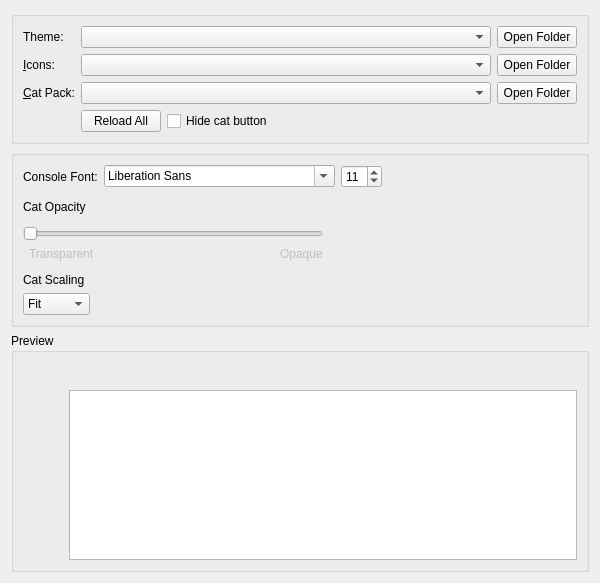
MatronixOwner/MatronixLauncher, file launcher/ui/widgets/AppearanceWidget.ui: the form before one commit.
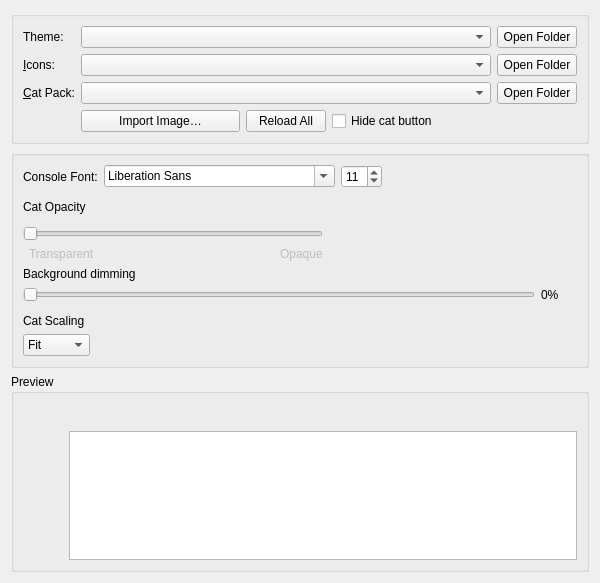
The form after the commit. Icons and pictures are not drawn.

What changed in the file:
```diff
--- a/launcher/ui/widgets/AppearanceWidget.ui
+++ b/launcher/ui/widgets/AppearanceWidget.ui
@@ -119,6 +119,16 @@
         </item>
         <item row="4" column="2">
          <layout class="QHBoxLayout" name="horizontalLayout_8">
+          <item>
+           <widget class="QPushButton" name="importCatButton">
+            <property name="toolTip">
+             <string>Copy an image into your personal cat packs.</string>
+            </property>
+            <property name="text">
+             <string>Import Image…</string>
+            </property>
+           </widget>
+          </item>
           <item>
            <widget class="QPushButton" name="reloadThemesButton">
             <property name="sizePolicy">
@@ -318,6 +328,40 @@
         </layout>
        </widget>
       </item>
+      <item>
+       <widget class="QLabel" name="catDarknessLabel">
+        <property name="text">
+         <string>Background dimming</string>
+        </property>
+       </widget>
+      </item>
+      <item>
+       <layout class="QHBoxLayout" name="catDarknessLayout">
+        <item>
+         <widget class="QSlider" name="catDarknessSlider">
+          <property name="maximum">
+           <number>80</number>
+          </property>
+          <property name="orientation">
+           <enum>Qt::Orientation::Horizontal</enum>
+          </property>
+         </widget>
+        </item>
+        <item>
+         <widget class="QLabel" name="catDarknessValue">
+          <property name="minimumSize">
+           <size>
+            <width>36</width>
+            <height>0</height>
+           </size>
+          </property>
+          <property name="text">
+           <string>0%</string>
+          </property>
+         </widget>
+        </item>
+       </layout>
+      </item>
       <item>
        <spacer name="verticalSpacer">
         <property name="orientation">
```
Left out of the diff: 2 changed lines with no effect on the pictures.
